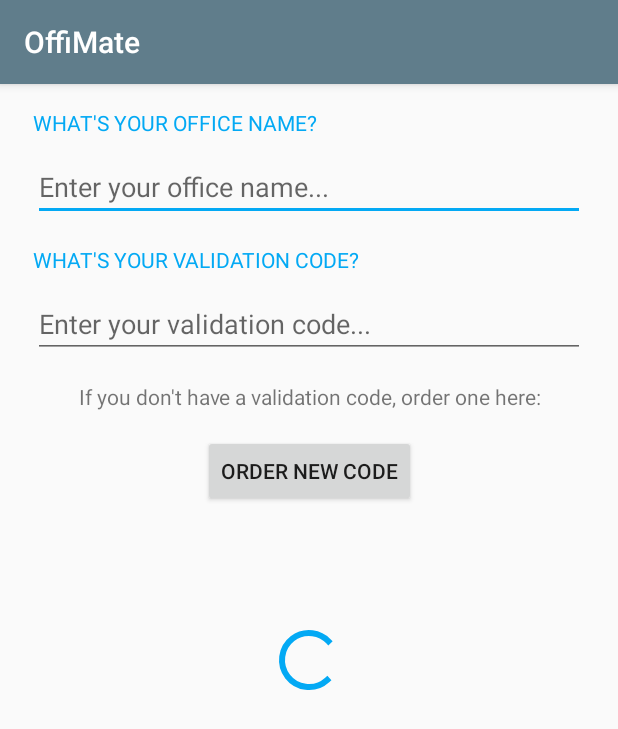
After one commit to carlos-martin/OffiMate-Android, an Android app: the NewOfficeActivity screen opened directly, with no data from a screen before it, on a phone screen of 412 x 824 dp. The commit adds this screen. Shown: the top 729 px of the screen. Run offline under Robolectric (Android 15) with nearby library versions, the phone set to English and light mode, and no system bars.

Commit message:
OffiMate: Create office hidden

```diff
--- a/app/build.gradle
+++ b/app/build.gradle
@@ -39,4 +39,5 @@ dependencies {
 
 
 
+
 apply plugin: 'com.google.gms.google-services'
--- a/app/src/main/AndroidManifest.xml
+++ b/app/src/main/AndroidManifest.xml
@@ -35,7 +35,8 @@
         <activity android:name=".activities.profile.BoostCardListActivity" />
         <activity android:name=".activities.profile.BoostCardActivity" />
         <activity android:name=".activities.profile.EditProfileActivity" />
-        <activity android:name=".activities.main.NewChannelActivity"></activity>
+        <activity android:name=".activities.main.NewChannelActivity" />
+        <activity android:name=".activities.main.NewOfficeActivity"></activity>
     </application>
 
 </manifest>
--- a/app/src/main/java/app/android/carlosmartin/offimate/activities/main/MainActivity.java
+++ b/app/src/main/java/app/android/carlosmartin/offimate/activities/main/MainActivity.java
@@ -303,9 +303,11 @@ public class MainActivity extends AppCompatActivity implements NavigationView.On
                 this.goToBoostCardSend();
                 //drawer.closeDrawer(GravityCompat.START);
                 return true;
+            /* TODO: connexion to create a new office here
             case R.id.nav_new_office:
                 this.goToNewOffice();
                 return true;
+            */
             case R.id.nav_log_out:
                 this.logOutAction();
                 drawer.closeDrawer(GravityCompat.START);
--- /dev/null
+++ b/app/src/main/java/app/android/carlosmartin/offimate/activities/main/NewOfficeActivity.java
@@ -0,0 +1,39 @@
+package app.android.carlosmartin.offimate.activities.main;
+
+import android.support.design.widget.FloatingActionButton;
+import android.support.v7.app.AppCompatActivity;
+import android.os.Bundle;
+import android.widget.EditText;
+import android.widget.TextView;
+
+import app.android.carlosmartin.offimate.R;
+
+public class NewOfficeActivity extends AppCompatActivity {
+
+    //UI
+    private TextView officeNameTextView;
+    private TextView validateCodeTextView;
+    private EditText officeNameEditText;
+    private EditText validateCodeEditText;
+    private FloatingActionButton saveActionButton;
+
+    @Override
+    protected void onCreate(Bundle savedInstanceState) {
+        super.onCreate(savedInstanceState);
+        setContentView(R.layout.activity_new_office);
+
+        this.initUI();
+    }
+
+    private void initUI() {
+        this.officeNameTextView   = findViewById(R.id.officeNameTextView);
+        this.officeNameEditText   = findViewById(R.id.officeNameEditText);
+        this.validateCodeTextView = findViewById(R.id.validationCodeTextView);
+        this.validateCodeEditText = findViewById(R.id.validationCodeEditText);
+
+        this.officeNameTextView.setText("WHAT'S YOUR OFFICE NAME?");
+        this.officeNameEditText.setHint("Enter your office name...");
+        this.validateCodeTextView.setText("WHAT'S YOUR VALIDATION CODE?");
+        this.validateCodeEditText.setHint("Enter your validation code...");
+    }
+}
--- a/app/src/main/res/layout/activity_edit_profile.xml
+++ b/app/src/main/res/layout/activity_edit_profile.xml
@@ -44,7 +44,7 @@
             android:layout_marginStart="22dp"
             android:layout_marginTop="8dp"
             android:ems="10"
-            android:inputType="textEmailAddress"/>
+            android:inputType="textCapWords"/>
         <TextView
             android:id="@+id/headerOfficeTextView"
             android:layout_width="match_parent"
--- a/app/src/main/res/layout/activity_new_channel.xml
+++ b/app/src/main/res/layout/activity_new_channel.xml
@@ -27,7 +27,7 @@
             android:layout_marginStart="22dp"
             android:layout_marginTop="8dp"
             android:ems="10"
-            android:inputType="textEmailAddress"/>
+            android:inputType="textCapWords"/>
     </LinearLayout>
 
     <android.support.design.widget.CoordinatorLayout
--- /dev/null
+++ b/app/src/main/res/layout/activity_new_office.xml
@@ -0,0 +1,104 @@
+<?xml version="1.0" encoding="utf-8"?>
+<android.support.constraint.ConstraintLayout xmlns:android="http://schemas.android.com/apk/res/android"
+    xmlns:app="http://schemas.android.com/apk/res-auto"
+    xmlns:tools="http://schemas.android.com/tools"
+    android:layout_width="match_parent"
+    android:layout_height="match_parent"
+    tools:context="app.android.carlosmartin.offimate.activities.main.NewOfficeActivity">
+
+    <RelativeLayout
+        android:id="@+id/newOfficeLoadingPanel"
+        android:layout_width="match_parent"
+        android:layout_height="match_parent"
+        android:layout_margin="0dp"
+        app:layout_constraintBottom_toBottomOf="parent"
+        app:layout_constraintEnd_toEndOf="parent"
+        app:layout_constraintStart_toStartOf="parent"
+        app:layout_constraintTop_toTopOf="parent"
+        android:gravity="center" >
+
+        <ProgressBar
+            android:layout_width="wrap_content"
+            android:layout_height="wrap_content"
+            android:layout_centerHorizontal="true"
+            android:layout_centerVertical="true"
+            android:indeterminate="true" />
+    </RelativeLayout>
+
+    <TextView
+        android:id="@+id/officeNameTextView"
+        android:layout_width="match_parent"
+        android:layout_height="22dp"
+        android:layout_marginEnd="22dp"
+        android:layout_marginStart="22dp"
+        android:layout_marginTop="16dp"
+        android:text="OFFICE NAME TEXT VIEW"
+        android:textColor="@color/colorAccent"
+        app:layout_constraintEnd_toEndOf="parent"
+        app:layout_constraintHorizontal_bias="0.342"
+        app:layout_constraintStart_toStartOf="parent"
+        app:layout_constraintTop_toTopOf="parent" />
+
+    <EditText
+        android:id="@+id/officeNameEditText"
+        android:layout_width="match_parent"
+        android:layout_height="wrap_content"
+        android:layout_marginEnd="22dp"
+        android:layout_marginStart="22dp"
+        android:layout_marginTop="8dp"
+        android:ems="10"
+        android:inputType="textEmailAddress"
+        app:layout_constraintEnd_toEndOf="parent"
+        app:layout_constraintStart_toStartOf="parent"
+        app:layout_constraintTop_toBottomOf="@+id/officeNameTextView" />
+
+    <TextView
+        android:id="@+id/validationCodeTextView"
+        android:layout_width="match_parent"
+        android:layout_height="22dp"
+        android:layout_marginEnd="22dp"
+        android:layout_marginStart="22dp"
+        android:layout_marginTop="16dp"
+        android:text="VALIDATION CODE TEXT VIEW"
+        android:textColor="@color/colorAccent"
+        app:layout_constraintEnd_toEndOf="parent"
+        app:layout_constraintStart_toStartOf="parent"
+        app:layout_constraintTop_toBottomOf="@+id/officeNameEditText" />
+
+    <EditText
+        android:id="@+id/validationCodeEditText"
+        android:layout_width="match_parent"
+        android:layout_height="wrap_content"
+        android:layout_marginEnd="22dp"
+        android:layout_marginStart="22dp"
+        android:layout_marginTop="8dp"
+        android:ems="10"
+        android:inputType="textPassword"
+        app:layout_constraintEnd_toEndOf="parent"
+        app:layout_constraintStart_toStartOf="parent"
+        app:layout_constraintTop_toBottomOf="@+id/validationCodeTextView" />
+
+    <TextView
+        android:id="@+id/informationTextView"
+        android:layout_width="match_parent"
+        android:layout_height="wrap_content"
+        android:layout_marginEnd="22dp"
+        android:layout_marginStart="22dp"
+        android:layout_marginTop="16dp"
+        android:text="If you don't have a validation code, order one here:"
+        android:textAlignment="center"
+        app:layout_constraintEnd_toEndOf="parent"
+        app:layout_constraintStart_toStartOf="parent"
+        app:layout_constraintTop_toBottomOf="@+id/validationCodeEditText"/>
+
+    <Button
+        android:layout_width="wrap_content"
+        android:layout_height="wrap_content"
+        android:layout_marginTop="16dp"
+        android:text="order new code"
+        android:textAlignment="center"
+        app:layout_constraintEnd_toEndOf="parent"
+        app:layout_constraintStart_toStartOf="parent"
+        app:layout_constraintTop_toBottomOf="@+id/informationTextView"/>
+
+</android.support.constraint.ConstraintLayout>
--- a/app/src/main/res/layout/activity_send_boost_card2.xml
+++ b/app/src/main/res/layout/activity_send_boost_card2.xml
@@ -68,7 +68,7 @@
             android:layout_alignParentTop="true"
             android:layout_marginLeft="8dp"
             android:layout_marginRight="8dp"
-            android:inputType="textMultiLine" />
+            android:inputType="textMultiLine|textCapSentences"/>
     </RelativeLayout>
 
 </RelativeLayout>
--- a/app/src/main/res/layout/activity_sign_up_name.xml
+++ b/app/src/main/res/layout/activity_sign_up_name.xml
@@ -28,7 +28,7 @@
         android:layout_marginStart="22dp"
         android:layout_marginTop="8dp"
         android:ems="10"
-        android:inputType="textPersonName"
+        android:inputType="textCapWords"
         android:imeOptions="actionGo"
         app:layout_constraintEnd_toEndOf="parent"
         app:layout_constraintStart_toStartOf="parent"
--- a/app/src/main/res/menu/activity_main_drawer.xml
+++ b/app/src/main/res/menu/activity_main_drawer.xml
@@ -14,11 +14,6 @@
             android:id="@+id/nav_password"
             android:icon="@drawable/ic_action_show"
             android:title="Password" />
-        <item
-            android:checkableBehavior="single"
-            android:id="@+id/nav_edit"
-            android:icon="@drawable/ic_action_edit"
-            android:title="Edit"/>
     </group>
 
     <group android:id="@+id/grp2" android:checkableBehavior="single">
@@ -36,14 +31,20 @@
         </item>
     </group>
 
+    <!-- TODO: connexion to create a new office here
     <group android:id="@+id/grp3" android:checkableBehavior="none">
         <item
             android:id="@+id/nav_new_office"
             android:icon="@drawable/ic_action_new_office"
             android:title="Create a new Office"/>
     </group>
-
+    -->
     <group android:id="@+id/grp4" android:checkableBehavior="none">
+        <item
+            android:checkableBehavior="single"
+            android:id="@+id/nav_edit"
+            android:icon="@drawable/ic_action_edit"
+            android:title="Edit"/>
         <item
             android:id="@+id/nav_log_out"
             android:icon="@drawable/ic_action_logout"
```
